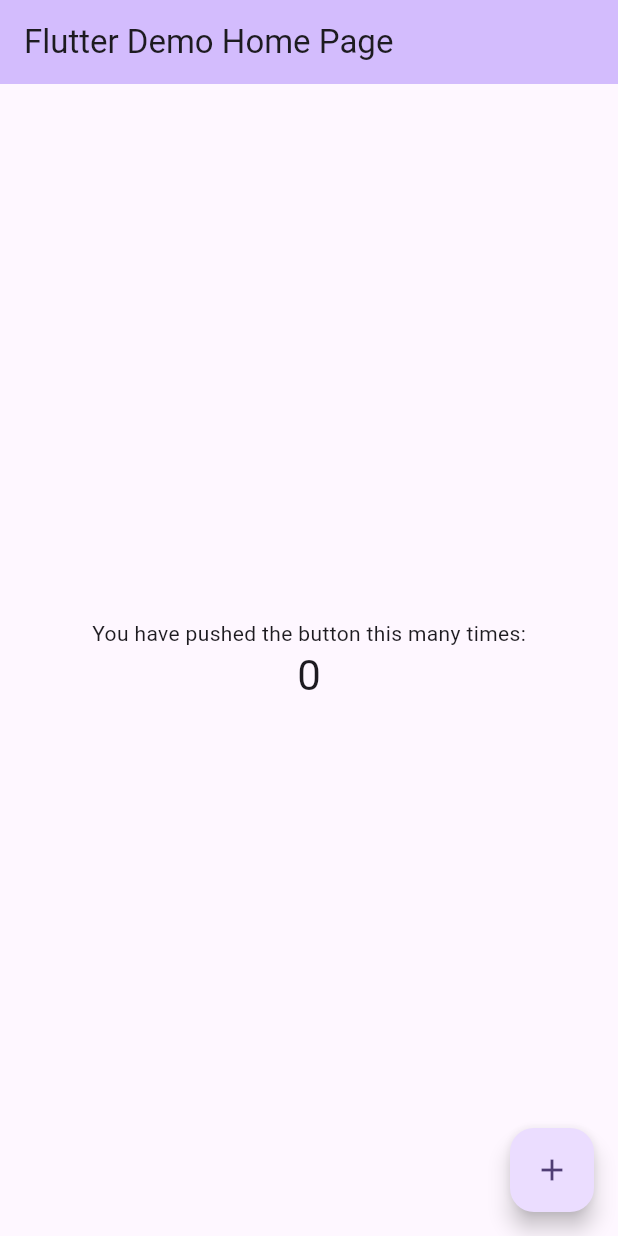
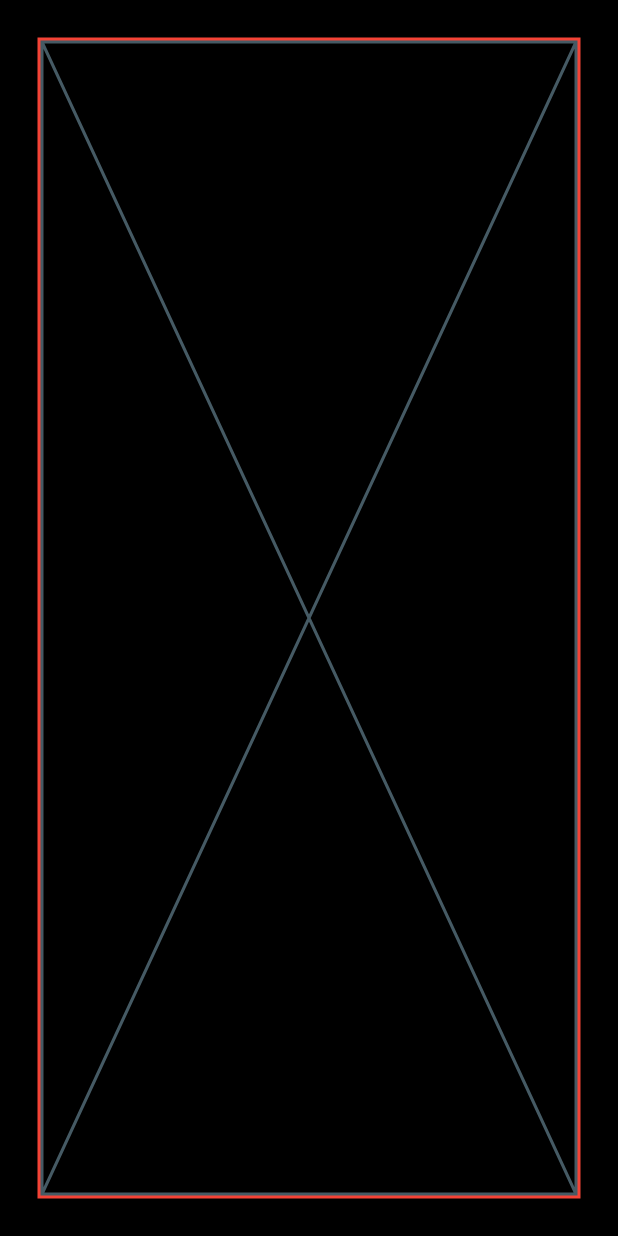
Before and after one commit to bitsbuild/flutter-course-work, a Flutter app: the screen it shows after launch, on a phone screen of 412 x 824 dp. Run offline on Flutter 3.47's test engine with Material 3 defaults, Android fonts, the phone set to English and light mode, and no system bars; our stand-ins replace rflutter_alert.

Commit message:
Flutter: Project-3: Basic Strucutre Established

```diff
--- a/Project-3-Expense-Tracker-App/expense_tracker/analysis_options.yaml
+++ b/Project-3-Expense-Tracker-App/expense_tracker/analysis_options.yaml
@@ -7,6 +7,9 @@
 
 # The following line activates a set of recommended lints for Flutter apps,
 # packages, and plugins designed to encourage good coding practices.
+analyzer:
+  errors:
+    must_be_immutable: ignore
 include: package:flutter_lints/flutter.yaml
 
 linter:
--- a/Project-3-Expense-Tracker-App/expense_tracker/lib/main.dart
+++ b/Project-3-Expense-Tracker-App/expense_tracker/lib/main.dart
@@ -1,122 +1,58 @@
+import 'package:expense_tracker/tracker_page.dart';
 import 'package:flutter/material.dart';
 
 void main() {
-  runApp(const MyApp());
+  runApp(ExpenseTracker());
 }
 
-class MyApp extends StatelessWidget {
-  const MyApp({super.key});
+class ExpenseTracker extends StatelessWidget {
+  const ExpenseTracker({super.key});
 
-  // This widget is the root of your application.
   @override
   Widget build(BuildContext context) {
     return MaterialApp(
-      title: 'Flutter Demo',
-      theme: ThemeData(
-        // This is the theme of your application.
-        //
-        // TRY THIS: Try running your application with "flutter run". You'll see
-        // the application has a purple toolbar. Then, without quitting the app,
-        // try changing the seedColor in the colorScheme below to Colors.green
-        // and then invoke "hot reload" (save your changes or press the "hot
-        // reload" button in a Flutter-supported IDE, or press "r" if you used
-        // the command line to start the app).
-        //
-        // Notice that the counter didn't reset back to zero; the application
-        // state is not lost during the reload. To reset the state, use hot
-        // restart instead.
-        //
-        // This works for code too, not just values: Most code changes can be
-        // tested with just a hot reload.
-        colorScheme: ColorScheme.fromSeed(seedColor: Colors.deepPurple),
-      ),
-      home: const MyHomePage(title: 'Flutter Demo Home Page'),
+      title: 'Expense Tracker',
+      home: ExpenseTrackerScaffold(),
+      debugShowCheckedModeBanner: false,
     );
   }
 }
 
-class MyHomePage extends StatefulWidget {
-  const MyHomePage({super.key, required this.title});
-
-  // This widget is the home page of your application. It is stateful, meaning
-  // that it has a State object (defined below) that contains fields that affect
-  // how it looks.
-
-  // This class is the configuration for the state. It holds the values (in this
-  // case the title) provided by the parent (in this case the App widget) and
-  // used by the build method of the State. Fields in a Widget subclass are
-  // always marked "final".
-
-  final String title;
-
+class ExpenseTrackerScaffold extends StatefulWidget {
+  const ExpenseTrackerScaffold({super.key});
   @override
-  State<MyHomePage> createState() => _MyHomePageState();
+  State<ExpenseTrackerScaffold> createState() => _ExpenseTrackerScaffold();
 }
 
-class _MyHomePageState extends State<MyHomePage> {
-  int _counter = 0;
+class _ExpenseTrackerScaffold extends State<ExpenseTrackerScaffold> {
+  late Widget wid;
+  @override
+  void initState() {
+    super.initState();
+    wid = TrackerPage(fun: widgetChanger);
+  }
 
-  void _incrementCounter() {
+  void widgetChanger(Widget w) {
     setState(() {
-      // This call to setState tells the Flutter framework that something has
-      // changed in this State, which causes it to rerun the build method below
-      // so that the display can reflect the updated values. If we changed
-      // _counter without calling setState(), then the build method would not be
-      // called again, and so nothing would appear to happen.
-      _counter++;
+      wid = w;
     });
   }
 
   @override
   Widget build(BuildContext context) {
-    // This method is rerun every time setState is called, for instance as done
-    // by the _incrementCounter method above.
-    //
-    // The Flutter framework has been optimized to make rerunning build methods
-    // fast, so that you can just rebuild anything that needs updating rather
-    // than having to individually change instances of widgets.
     return Scaffold(
-      appBar: AppBar(
-        // TRY THIS: Try changing the color here to a specific color (to
-        // Colors.amber, perhaps?) and trigger a hot reload to see the AppBar
-        // change color while the other colors stay the same.
-        backgroundColor: Theme.of(context).colorScheme.inversePrimary,
-        // Here we take the value from the MyHomePage object that was created by
-        // the App.build method, and use it to set our appbar title.
-        title: Text(widget.title),
-      ),
-      body: Center(
-        // Center is a layout widget. It takes a single child and positions it
-        // in the middle of the parent.
-        child: Column(
-          // Column is also a layout widget. It takes a list of children and
-          // arranges them vertically. By default, it sizes itself to fit its
-          // children horizontally, and tries to be as tall as its parent.
-          //
-          // Column has various properties to control how it sizes itself and
-          // how it positions its children. Here we use mainAxisAlignment to
-          // center the children vertically; the main axis here is the vertical
-          // axis because Columns are vertical (the cross axis would be
-          // horizontal).
-          //
-          // TRY THIS: Invoke "debug painting" (choose the "Toggle Debug Paint"
-          // action in the IDE, or press "p" in the console), to see the
-          // wireframe for each widget.
-          mainAxisAlignment: MainAxisAlignment.center,
-          children: <Widget>[
-            const Text('You have pushed the button this many times:'),
-            Text(
-              '$_counter',
-              style: Theme.of(context).textTheme.headlineMedium,
+      body: Container(
+        color: Colors.black,
+        child: Padding(
+          padding: const EdgeInsets.all(25.0),
+          child: Container(
+            decoration: BoxDecoration(
+              border: Border.all(width: 3, color: Colors.red),
             ),
-          ],
+            child: wid,
+          ),
         ),
       ),
-      floatingActionButton: FloatingActionButton(
-        onPressed: _incrementCounter,
-        tooltip: 'Increment',
-        child: const Icon(Icons.add),
-      ), // This trailing comma makes auto-formatting nicer for build methods.
     );
   }
 }
--- /dev/null
+++ b/Project-3-Expense-Tracker-App/expense_tracker/lib/tracker_page.dart
@@ -0,0 +1,16 @@
+import 'package:flutter/material.dart';
+
+class TrackerPage extends StatefulWidget {
+  ValueChanged<Widget> fun;
+  TrackerPage({super.key, required this.fun});
+
+  @override
+  State<TrackerPage> createState() => _TrackerPageState();
+}
+
+class _TrackerPageState extends State<TrackerPage> {
+  @override
+  Widget build(BuildContext context) {
+    return const Placeholder();
+  }
+}
```
